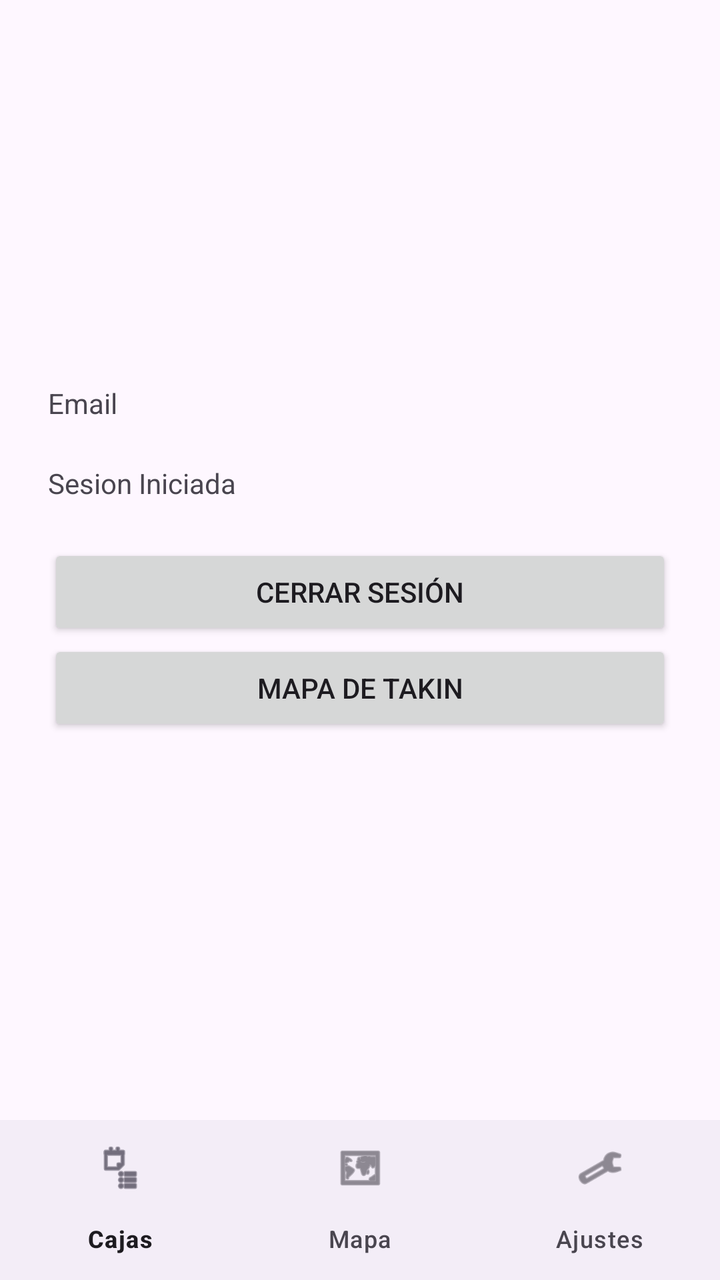
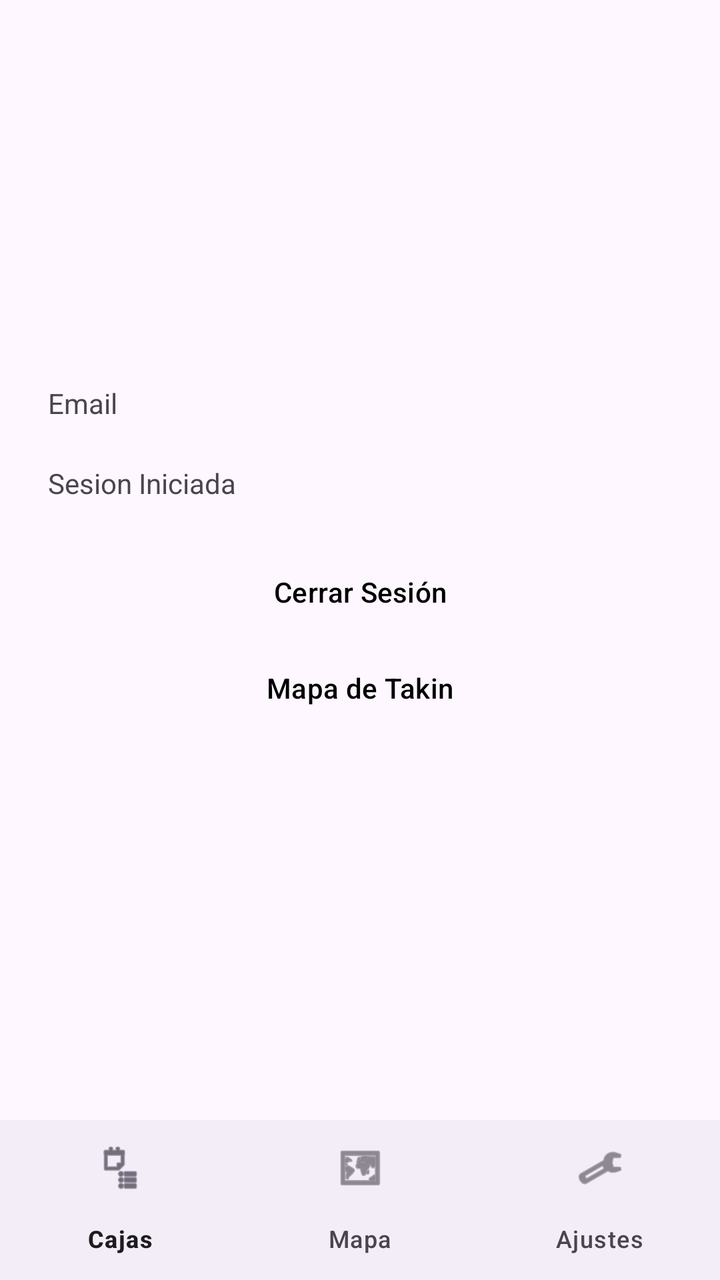

An Android layout rendered at two revisions. The XML below is the earlier revision; the diff shows what the commit changed to produce the second picture.
<!-- AndroidManifest.xml: application theme Theme.ProyeIoT -->
<!-- res/layout/activity_home.xml -->
<?xml version="1.0" encoding="utf-8"?>
<LinearLayout xmlns:android="http://schemas.android.com/apk/res/android"
    xmlns:app="http://schemas.android.com/apk/res-auto"
    android:layout_width="match_parent"
    android:layout_height="match_parent"
    android:orientation="vertical"
    android:id="@+id/main">

    <LinearLayout
        android:layout_width="match_parent"
        android:layout_height="0dp"
        android:layout_weight="1"
        android:orientation="vertical"
        android:gravity="center"
        android:padding="24dp">

        <TextView
            android:id="@+id/emailtextview"
            android:layout_width="match_parent"
            android:layout_height="40dp"
            android:text="Email" />

        <TextView
            android:id="@+id/sesion"
            android:layout_width="match_parent"
            android:layout_height="40dp"
            android:text="Sesion Iniciada" />

        <Button
            android:id="@+id/btnClose"
            android:layout_width="match_parent"
            android:layout_height="wrap_content"
            android:text="Cerrar Sesión" />

        <Button
            android:id="@+id/btnmapa"
            android:layout_width="match_parent"
            android:layout_height="wrap_content"
            android:text="Mapa de Takin" />

    </LinearLayout>

    <com.google.android.material.bottomnavigation.BottomNavigationView
        android:id="@+id/bottomNav"
        android:layout_width="match_parent"
        android:layout_height="wrap_content"
        app:menu="@menu/menu_inferior" />

</LinearLayout>
<!-- resources referenced by this layout -->
<resources>
  <style name="Theme.ProyeIoT" parent="Base.Theme.ProyeIoT" />
  <style name="Base.Theme.ProyeIoT" parent="Theme.Material3.DayNight.NoActionBar">
          <item name="materialButtonStyle">@style/Widget.ProyeIoT.Button</item>
      </style>
  <style name="Widget.ProyeIoT.Button" parent="Widget.Material3.Button">
          <item name="backgroundTint">@color/boton_fondo</item>
          <item name="android:textColor">@color/boton_texto</item>
      </style>
  <color name="boton_fondo">#D6F8F402</color>
  <color name="boton_texto">#000000</color>
</resources>

<!-- the commit's change to res/layout/activity_home.xml (unified diff, before → after) -->
@@ -27,12 +27,14 @@
             android:text="Sesion Iniciada" />
 
         <Button
+            style="@style/boton_1"
             android:id="@+id/btnClose"
             android:layout_width="match_parent"
             android:layout_height="wrap_content"
             android:text="Cerrar Sesión" />
 
         <Button
+            style="@style/boton_1"
             android:id="@+id/btnmapa"
             android:layout_width="match_parent"
             android:layout_height="wrap_content"
<!-- resource entries referenced after the edit -->
@@ -1,14 +1,22 @@
 <!-- resources referenced by this layout -->
 <resources>
+  <style name="boton_1" parent="Widget.Material3.Button">
+          <item name="backgroundTint">@color/boton_fondo</item>
+          <item name="android:textColor">@color/boton_texto</item>
+      </style>
   <style name="Theme.ProyeIoT" parent="Base.Theme.ProyeIoT" />
   <style name="Base.Theme.ProyeIoT" parent="Theme.Material3.DayNight.NoActionBar">
           <item name="materialButtonStyle">@style/Widget.ProyeIoT.Button</item>
       </style>
+  <color name="color_main">#D6F8F402</color>
+  <color name="color_negro">#000000</color>
   <style name="Widget.ProyeIoT.Button" parent="Widget.Material3.Button">
           <item name="backgroundTint">@color/boton_fondo</item>
-          <item name="android:textColor">@color/boton_texto</item>
+          <item name="android:textColor">@color/color_blanco</item>
+          <item name="color">@color/color_negro</item>
       </style>
-  <color name="boton_fondo">#D6F8F402</color>
-  <color name="boton_texto">#000000</color>
+  <color name="color_blanco">#FFFFFF</color>
+  <color name="boton_fondo">@color/color_main</color>
+  <color name="boton_texto">@color/color_negro</color>
 </resources>
 
